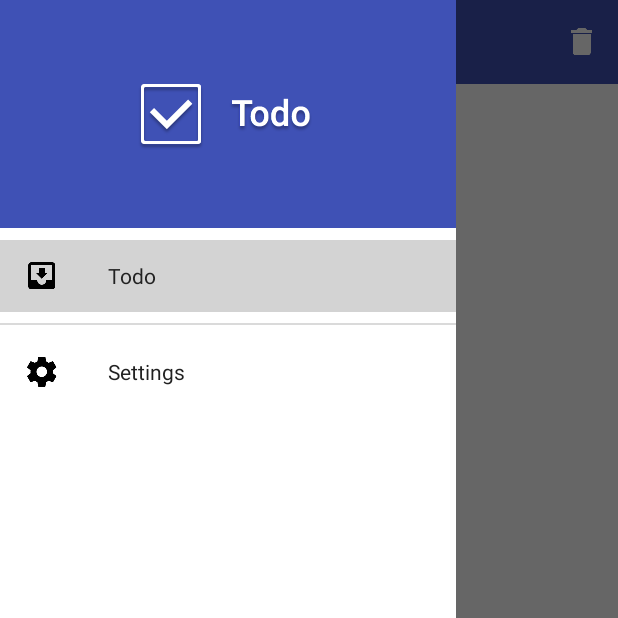
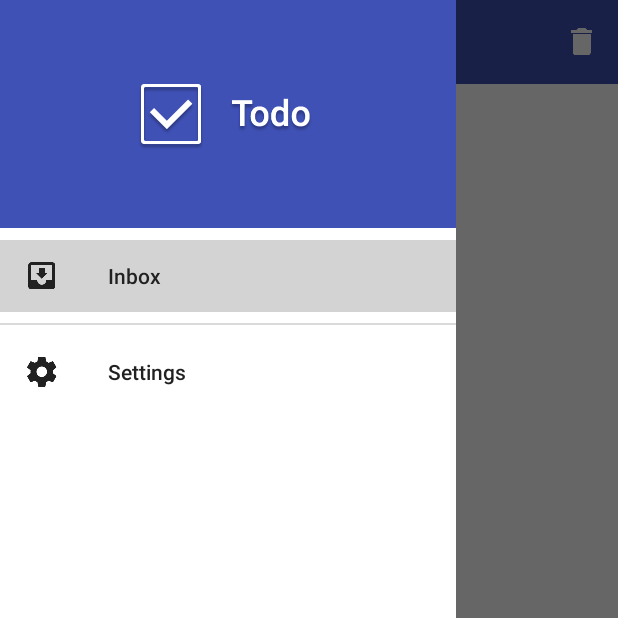
Before and after one commit to rakuishi/todo-android, an Android app: the screen it shows after launch (MainActivity), with the side drawer open, on a phone screen of 412 x 824 dp, the top half of it. Run offline under Robolectric (Android 15) with nearby library versions, the phone set to English and light mode, and no system bars; our stand-ins replace ButterKnife; libraries missing offline, so code that uses them is left out: io.realm; 2 statements that could not run were skipped.

Commit message:
Update drawer item

```diff
--- a/app/src/main/java/com/rakuishi/todo/MainActivity.java
+++ b/app/src/main/java/com/rakuishi/todo/MainActivity.java
@@ -76,7 +76,7 @@ public class MainActivity extends ActionBarActivity implements NavigationDrawerC
 
     private List<NavigationDrawerItem> createNavigationDrawerItemList() {
         List<NavigationDrawerItem> list = new ArrayList<>();
-        list.add(new NavigationDrawerItem(R.drawable.ic_inbox, getResources().getString(R.string.drawer_item_todo), TYPE_CHECKABLE_ITEM));
+        list.add(new NavigationDrawerItem(R.drawable.ic_inbox, getResources().getString(R.string.drawer_item_inbox), TYPE_CHECKABLE_ITEM));
         list.add(new NavigationDrawerItem(TYPE_SEPARATOR));
         list.add(new NavigationDrawerItem(R.drawable.ic_settings, getResources().getString(R.string.drawer_item_settings), TYPE_ITEM));
         return list;
--- a/app/src/main/res/layout/navigation_drawer_list_item.xml
+++ b/app/src/main/res/layout/navigation_drawer_list_item.xml
@@ -14,6 +14,7 @@
         android:layout_marginLeft="@dimen/dp_16"
         android:layout_marginStart="@dimen/dp_16"
         android:layout_centerVertical="true"
+        android:tint="@color/myTextColor"
         tools:src="@drawable/ic_settings"/>
 
     <TextView
@@ -24,6 +25,7 @@
         android:layout_marginStart="72dp"
         android:layout_centerVertical="true"
         android:gravity="center_vertical"
+        android:textAppearance="@style/TextAppearance.AppCompat.Body2"
         android:textColor="@color/myTextColor"
         android:textSize="@dimen/sp_body"
         tools:text="Settings"/>
--- a/app/src/main/res/values/strings.xml
+++ b/app/src/main/res/values/strings.xml
@@ -8,7 +8,7 @@
 
     <string name="drawer_open">Menu opened</string>
     <string name="drawer_close">Menu closed</string>
-    <string name="drawer_item_todo">Todo</string>
+    <string name="drawer_item_inbox">Inbox</string>
     <string name="drawer_item_settings">Settings</string>
 
     <string name="delete">Delete</string>
```
